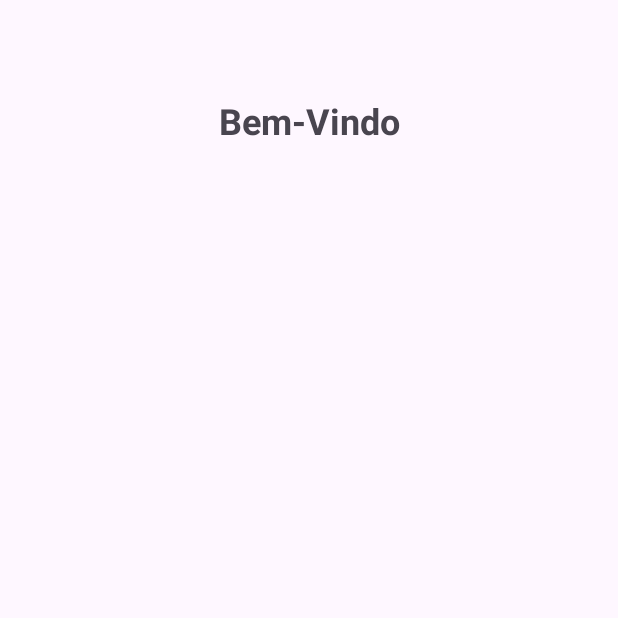
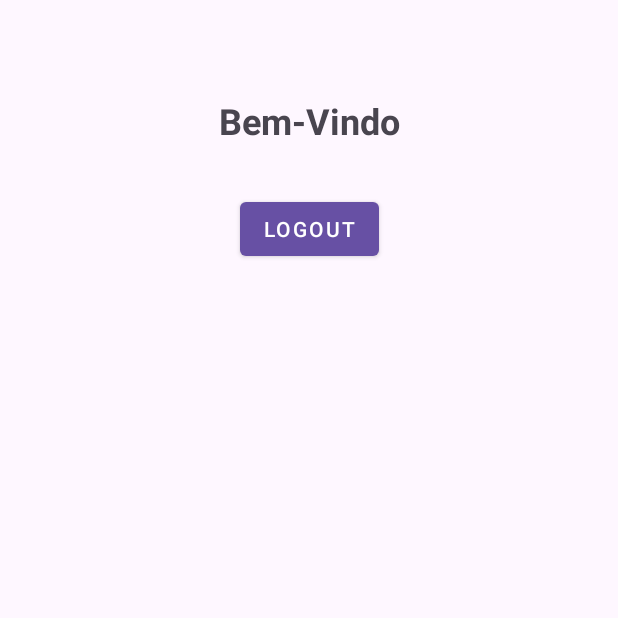
Before and after one commit to CristianoRDO/LoginDataStore, an Android app: the LoggedActivity screen opened directly, with no data from a screen before it, on a phone screen of 412 x 824 dp, the top half of it. Run offline under Robolectric (Android 15) with nearby library versions, the phone set to English and light mode, and no system bars.

Commit message:
Extraindo Strings e Modificando Layout de LoggedActivity

```diff
--- a/app/src/main/res/layout/activity_logged.xml
+++ b/app/src/main/res/layout/activity_logged.xml
@@ -18,4 +18,15 @@
         android:textSize="24sp"
         android:layout_marginTop="64dp" />
 
+    <com.google.android.material.button.MaterialButton
+        android:id="@+id/button_login"
+        style="@style/Widget.MaterialComponents.Button"
+        android:layout_width="wrap_content"
+        android:layout_height="wrap_content"
+        android:text="@string/logout"
+        android:layout_marginTop="32dp"
+        app:layout_constraintEnd_toEndOf="parent"
+        app:layout_constraintStart_toStartOf="parent"
+        app:layout_constraintTop_toBottomOf="@+id/text_message" />
+
 </androidx.constraintlayout.widget.ConstraintLayout>
--- a/app/src/main/res/values/strings.xml
+++ b/app/src/main/res/values/strings.xml
@@ -1,3 +1,9 @@
 <resources>
     <string name="app_name">LoginDataStore</string>
+    <string name="logout">Logout</string>
+    <string name="save_login_data">Salvar dados de login</string>
+    <string name="login">Entrar</string>
+    <string name="password">Senha</string>
+    <string name="e_mail">E-mail</string>
+    <string name="keep_logged_in">Manter logado</string>
 </resources>
```
Also changed, not shown: app/src/main/res/layout/activity_main.xml (+5 -5 lines).
